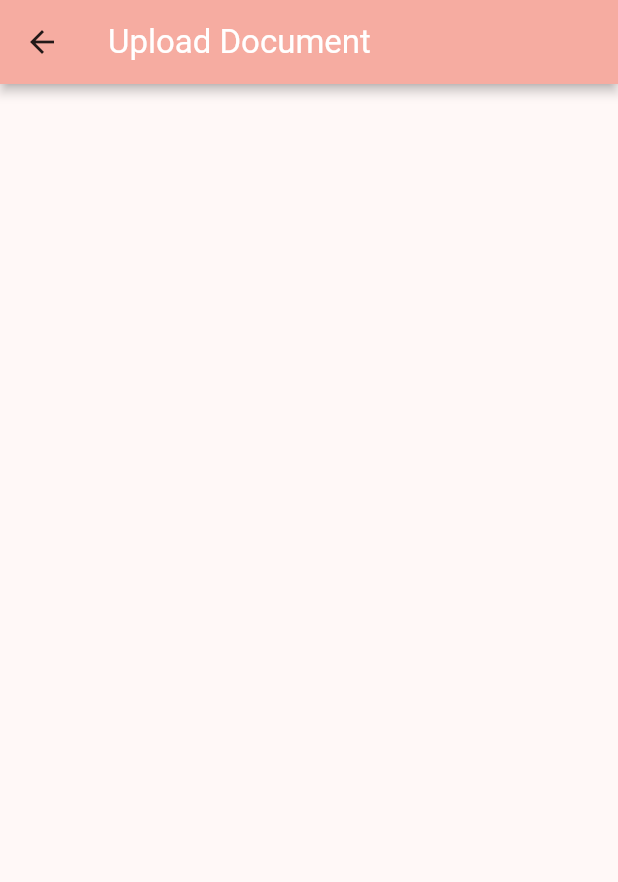
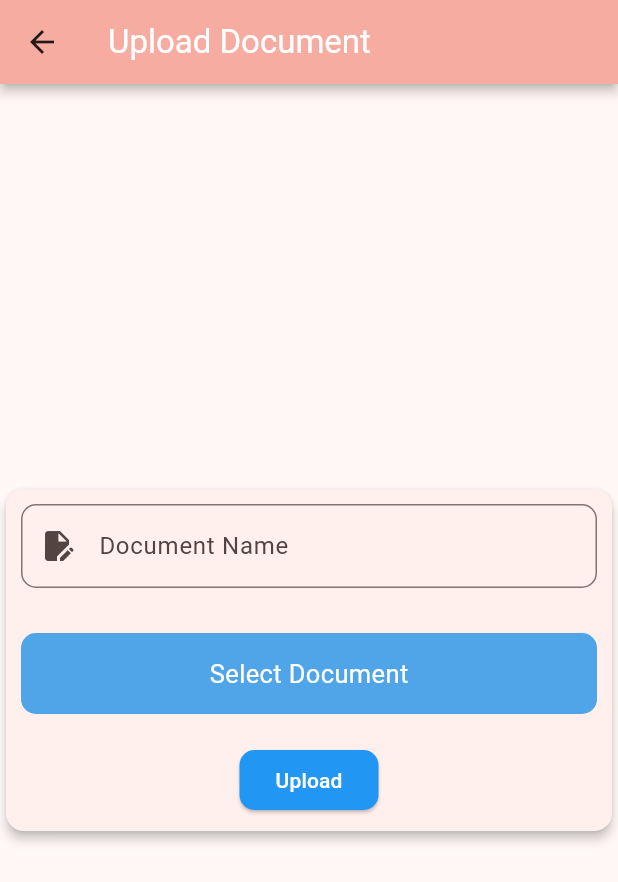
Before and after one commit to gouravpatil70/documents_store_app, a Flutter app: the UploadDocuments screen opened directly, on a phone screen of 412 x 824 dp. Shown: the top 882 px of the screen. Run offline on Flutter 3.47's test engine with Material 3 defaults, Android fonts, the phone set to English and light mode, and no system bars; our stand-ins replace file_picker.

Commit message:
Worked on picking the file from the storage & also created new widget file for AlertDialog

```diff
--- a/lib/Screens/upload_documents_Screen.dart
+++ b/lib/Screens/upload_documents_Screen.dart
@@ -1,5 +1,12 @@
+import 'dart:async';
+
+import 'package:documents_store_app/Screens/home_screen.dart';
+import 'package:documents_store_app/Widgets/custom_alert_dialog.dart';
 import 'package:documents_store_app/Widgets/custom_app_bar.dart';
+import 'package:documents_store_app/Widgets/custom_input_box.dart';
 import 'package:flutter/material.dart';
+import 'package:file_picker/file_picker.dart';
+import 'dart:io';
 
 class UploadDocuments extends StatefulWidget {
   const UploadDocuments({super.key});
@@ -9,17 +16,112 @@ class UploadDocuments extends StatefulWidget {
 }
 
 class _UploadDocumentsState extends State<UploadDocuments> {
+
+  // Requried Variables
+  File? _document;
+  String? _documentName;
+
   @override
   Widget build(BuildContext context) {
     return Scaffold(
       appBar: CustomAppBar.customAppBar(context: context, appTitle: 'Upload Document'),
-      body: const Center(
+      body: Center(
         child: Card(
           elevation: 3.0,
           shadowColor: Colors.black,
+          child: SingleChildScrollView(
+            child: Column(
+              mainAxisAlignment: MainAxisAlignment.center,
+              children: [
 
+                // For Document Name
+                const CustomTextFormField(validator: 'Please provide document Name', labelText: 'Document Name', icon: Icons.edit_document, isPasswordField: false),
+
+                // Selecting document from the gallery
+                Padding(
+                  padding: const EdgeInsets.only(top: 10.0),
+                  child: GestureDetector(
+                    child: Container(
+                      decoration: BoxDecoration(
+                        color: const Color.fromARGB(255, 80, 164, 232),
+                        borderRadius: BorderRadius.circular(10.0)
+                      ),
+                      width: MediaQuery.of(context).size.width,
+                      padding: const EdgeInsets.all(15.0),
+                      margin: const EdgeInsets.all(10.0),
+                      child: Center(
+                        child: Text(
+                          _documentName != null ? _documentName! : 'Select Document',
+                          style: const TextStyle(
+                            color: Colors.white,
+                            fontSize: 17.0
+                          ),
+                          overflow: TextOverflow.ellipsis,
+                        ),
+                      ),
+                    ),
+                    onTap: ()=>_pickFileFromStorage(),
+                  ),
+                ),
+
+
+                Padding(
+                  padding: const EdgeInsets.only(top: 10.0, bottom: 10.0),
+                  child: ElevatedButton(
+                    onPressed: ()=>_uploadDocumentToDatabase(),
+                    style: ElevatedButton.styleFrom(
+                      shape: RoundedRectangleBorder(
+                        borderRadius: BorderRadius.circular(10.0),
+                      ),
+                      backgroundColor: Colors.blue,
+                    ),
+                    child: const Text(
+                      'Upload',
+                      style: TextStyle(
+                        color: Colors.white,
+                      ),
+                    )
+                  ),
+                )
+              ],
+            ),
+          ),
         ),
       ),
     );
   }
+
+
+  // Selecting document from the gallery
+  _pickFileFromStorage()async{
+    FilePickerResult? result = await FilePicker.platform.pickFiles();
+    if(result != null){
+      File file = File(result.files.single.path!);
+      String fileName = result.files.single.name;
+      setState(() {
+        _document = file;
+        _documentName = fileName;
+      });
+    }
+  }
+
+  // upload document to cloud storage
+  _uploadDocumentToDatabase()async{
+    bool resultOfAlertDialog = await CustomAlertDialog.customAelrtDialogBox(context: context, message: 'Document Successfully Uploaded');
+
+    if(resultOfAlertDialog){
+      Timer(const Duration(milliseconds: 500),(){
+        _navigateToHomeScreen();
+      });
+    }
+  }
+
+
+  // Navigate to Home Screen
+  _navigateToHomeScreen(){
+    Navigator.pushAndRemoveUntil(context, MaterialPageRoute(builder: (BuildContext context){
+      return const HomeScreen();
+    }), (route) => false);
+  }
+
 }
--- a/lib/main.dart
+++ b/lib/main.dart
@@ -2,7 +2,7 @@ import 'package:documents_store_app/Screens/home_screen.dart';
 import 'package:documents_store_app/Screens/login_screen.dart';
 import 'package:documents_store_app/Screens/register_screen.dart';
 import 'package:flutter/material.dart';
-
+import 'package:documents_store_app/Screens/upload_documents_screen.dart';
 void main(){
   runApp(const MyApp());
 }
@@ -25,6 +25,7 @@ class MyApp extends StatelessWidget{
       routes: <String,WidgetBuilder>{
         '/loginScreen': (BuildContext context)=> const LoginScreen(),
         '/regiserScreen': (BuildContext context)=> const RegisterScreen(),
+        '/uploadDocument': (BuildContext context)=> const UploadDocuments(),
       },
     );
   }
--- a/pubspec.yaml
+++ b/pubspec.yaml
@@ -35,6 +35,7 @@ dependencies:
   # The following adds the Cupertino Icons font to your application.
   # Use with the CupertinoIcons class for iOS style icons.
   cupertino_icons: ^1.0.6
+  file_picker: ^8.0.5     # Package for selecting file from the gallery
 
 dev_dependencies:
   flutter_test:
```
Also changed, not shown: lib/Screens/home_screen.dart (+7 -2 lines), lib/Widgets/custom_alert_dialog.dart (added, +32 -0 lines), lib/Screens/view_document_screen.dart (added), pubspec.lock.
